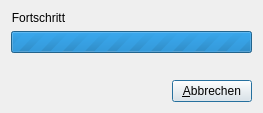
This is src/gui/windows/MonitorDialog.ui in startkladde/startkladde as Qt 5 draws it before an edit. The edited form follows.
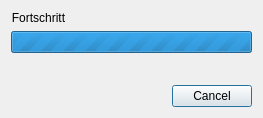
This is the edited form.

Commit message: Using QDialogButtonBox in dialogs LaunchMethodStatistics: display towflights entry only if there are towflights

The edit to the form file:
```diff
--- a/src/gui/windows/MonitorDialog.ui
+++ b/src/gui/windows/MonitorDialog.ui
@@ -7,7 +7,7 @@
     <x>0</x>
     <y>0</y>
     <width>263</width>
-    <height>113</height>
+    <height>118</height>
    </rect>
   </property>
   <property name="windowTitle">
@@ -54,32 +54,10 @@
     </spacer>
    </item>
    <item>
-    <widget class="QWidget" name="widget" native="true">
-     <layout class="QHBoxLayout" name="horizontalLayout">
-      <property name="margin">
-       <number>0</number>
-      </property>
-      <item>
-       <spacer name="horizontalSpacer">
-        <property name="orientation">
-         <enum>Qt::Horizontal</enum>
-        </property>
-        <property name="sizeHint" stdset="0">
-         <size>
-          <width>259</width>
-          <height>20</height>
-         </size>
-        </property>
-       </spacer>
-      </item>
-      <item>
-       <widget class="QPushButton" name="cancelButton">
-        <property name="text">
-         <string>&amp;Abbrechen</string>
-        </property>
-       </widget>
-      </item>
-     </layout>
+    <widget class="QDialogButtonBox" name="buttonBox">
+     <property name="standardButtons">
+      <set>QDialogButtonBox::Cancel</set>
+     </property>
     </widget>
    </item>
   </layout>
```
Left out of the diff: 19 changed lines with no effect on the pictures. The commit also changes 14 other files.
